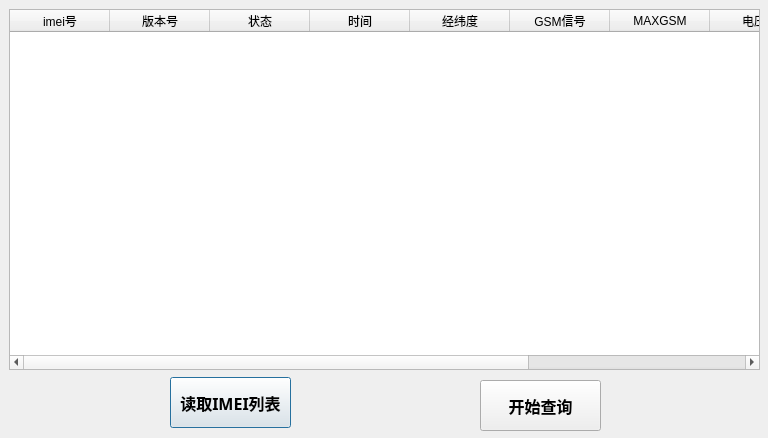
Before: the Qt Designer form dialog_devicelist.ui in lc641777437/ElectrombilePcTool, drawn with Qt 5.
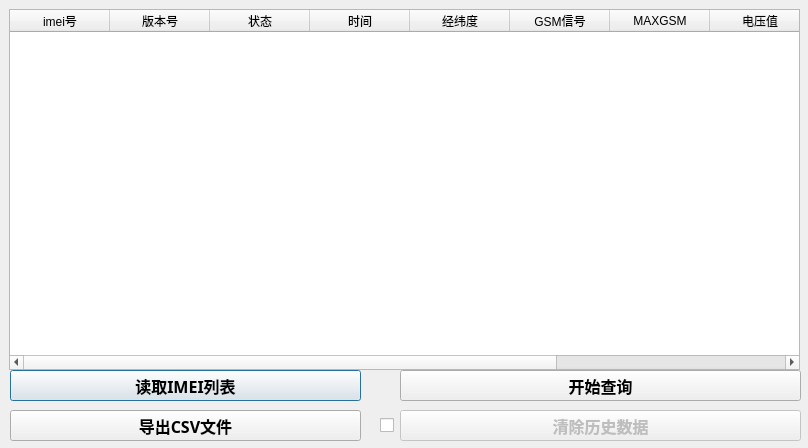
After: the same form once the commit is applied.

Patch:
```diff
--- a/dialog_devicelist.ui
+++ b/dialog_devicelist.ui
@@ -6,8 +6,8 @@
    <rect>
     <x>0</x>
     <y>0</y>
-    <width>768</width>
-    <height>438</height>
+    <width>808</width>
+    <height>448</height>
    </rect>
   </property>
   <property name="windowTitle">
@@ -18,7 +18,7 @@
     <rect>
      <x>9</x>
      <y>9</y>
-     <width>751</width>
+     <width>791</width>
      <height>361</height>
     </rect>
    </property>
@@ -76,10 +76,10 @@
   <widget class="QPushButton" name="pushButton_ReadFile">
    <property name="geometry">
     <rect>
-     <x>170</x>
-     <y>377</y>
-     <width>121</width>
-     <height>51</height>
+     <x>10</x>
+     <y>370</y>
+     <width>351</width>
+     <height>31</height>
     </rect>
    </property>
    <property name="font">
@@ -97,10 +97,10 @@
   <widget class="QPushButton" name="pushButton_StartLoad">
    <property name="geometry">
     <rect>
-     <x>480</x>
-     <y>380</y>
-     <width>121</width>
-     <height>51</height>
+     <x>400</x>
+     <y>370</y>
+     <width>401</width>
+     <height>31</height>
     </rect>
    </property>
    <property name="font">
@@ -115,6 +115,64 @@
     <string>开始查询</string>
    </property>
   </widget>
+  <widget class="QPushButton" name="pushButton_DeriveFile">
+   <property name="geometry">
+    <rect>
+     <x>10</x>
+     <y>410</y>
+     <width>351</width>
+     <height>31</height>
+    </rect>
+   </property>
+   <property name="font">
+    <font>
+     <family>Agency FB</family>
+     <pointsize>12</pointsize>
+     <weight>75</weight>
+     <bold>true</bold>
+    </font>
+   </property>
+   <property name="text">
+    <string>导出CSV文件</string>
+   </property>
+  </widget>
+  <widget class="QPushButton" name="pushButton_ClearData">
+   <property name="enabled">
+    <bool>false</bool>
+   </property>
+   <property name="geometry">
+    <rect>
+     <x>400</x>
+     <y>410</y>
+     <width>401</width>
+     <height>31</height>
+    </rect>
+   </property>
+   <property name="font">
+    <font>
+     <family>Agency FB</family>
+     <pointsize>12</pointsize>
+     <weight>75</weight>
+     <bold>true</bold>
+    </font>
+   </property>
+   <property name="text">
+    <string>清除历史数据</string>
+   </property>
+  </widget>
+  <widget class="QCheckBox" name="checkBox_ClearData">
+   <property name="geometry">
+    <rect>
+     <x>380</x>
+     <y>415</y>
+     <width>16</width>
+     <height>21</height>
+    </rect>
+   </property>
+   <property name="text">
+    <string/>
+   </property>
+  </widget>
  </widget>
  <resources/>
  <connections/>
```
Left out of the diff: 6 changed lines with no effect on the pictures.
